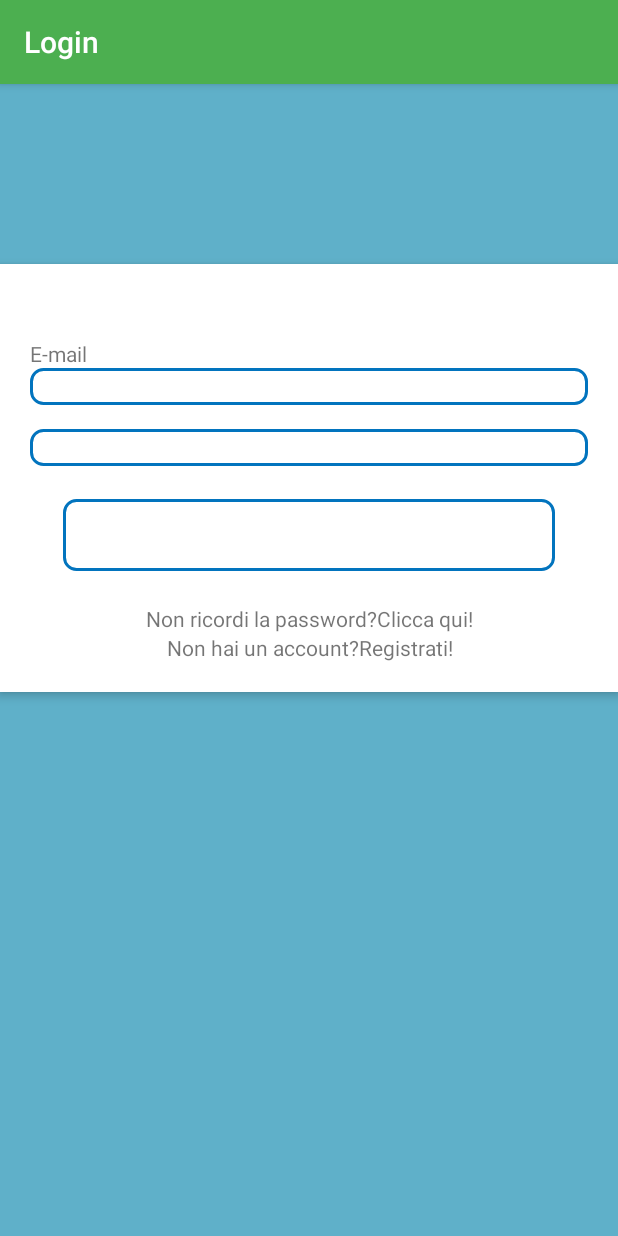
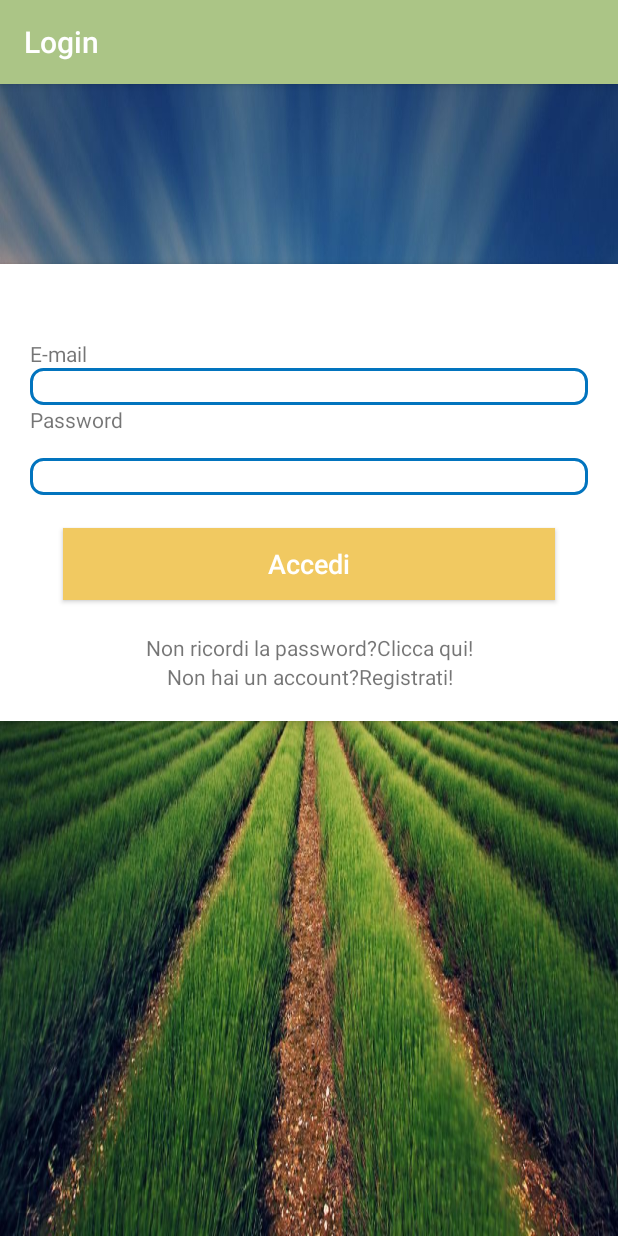
Before and after one commit to kenz097/Gruppo-18-Smart-Farming, an Android app: the screen it shows after launch (MainActivity), on a phone screen of 412 x 824 dp. Run offline under Robolectric (Android 15) with nearby library versions, the phone set to English and light mode, and no system bars.

Commit message:
iniziata la pagina di login, aggiunti i colori per i bottoni, tabelle e nomi pagine.

```diff
--- a/app/src/main/java/com/example/smartfarming/MainActivity.java
+++ b/app/src/main/java/com/example/smartfarming/MainActivity.java
@@ -2,13 +2,21 @@ package com.example.smartfarming;
 
 import androidx.appcompat.app.AppCompatActivity;
 
+import android.graphics.Color;
 import android.os.Bundle;
+import android.widget.Button;
+import android.widget.EditText;
 
 public class MainActivity extends AppCompatActivity {
-
+    private Button accedi;
+    private EditText email;
+    private EditText password;
     @Override
     protected void onCreate(Bundle savedInstanceState) {
         super.onCreate(savedInstanceState);
         setContentView(R.layout.activity_main);
+        accedi=findViewById(R.id.accedi);
+        email=findViewById(R.id.email);
+        password=findViewById(R.id.password);
     }
 }
--- a/app/src/main/res/layout/activity_main.xml
+++ b/app/src/main/res/layout/activity_main.xml
@@ -2,7 +2,7 @@
 <RelativeLayout xmlns:android="http://schemas.android.com/apk/res/android"
     android:layout_width="match_parent"
     android:layout_height="match_parent"
-    android:background="#5fb0c9"
+    android:background="@drawable/field"
     android:orientation="vertical">
 
 
@@ -26,16 +26,22 @@
                 android:text="E-mail"/>
 
             <EditText
-                android:id="@+id/username"
+                android:id="@+id/email"
                 android:layout_width="match_parent"
                 android:layout_height="wrap_content"
                 android:background="@drawable/et_style"
                 android:drawableTint="#FF4081"
+                android:importantForAutofill="no"
                 android:inputType="textEmailAddress"
-                android:singleLine="true"
-                android:importantForAutofill="no" />
+                android:singleLine="true" />
+
+            <TextView
+                android:layout_width="wrap_content"
+                android:layout_height="wrap_content"
+                android:text="Password" />
 
             <EditText
+                android:id="@+id/password"
                 android:layout_width="fill_parent"
                 android:layout_height="wrap_content"
                 android:layout_marginTop="16dp"
@@ -53,8 +59,7 @@
                 android:textAllCaps="false"
                 android:textColor="#fff"
                 android:textSize="18sp"
-                android:background="@drawable/et_style"
-
+                android:background="@color/ButtonColor"
                 />
 
             <TextView
@@ -72,7 +77,6 @@
                 android:autoLink="all"
                 android:text="Non hai un account?Registrati!"
                 android:textAlignment="center" />
-
         </LinearLayout>
     </RelativeLayout>
 </RelativeLayout>
--- a/app/src/main/res/values/colors.xml
+++ b/app/src/main/res/values/colors.xml
@@ -1,6 +1,8 @@
 <?xml version="1.0" encoding="utf-8"?>
 <resources>
-    <color name="colorPrimary">#4CAF50</color>
-    <color name="colorPrimaryDark">#4CAF50</color>
+    <color name="colorPrimary">#ABC586</color>
+    <color name="colorPrimaryDark">#ABC586</color>
     <color name="colorAccent">#03DAC5</color>
+    <color name="ButtonColor">#F1C961</color>
+    <color name="TableColor">#8CA3B9</color>
 </resources>
```
